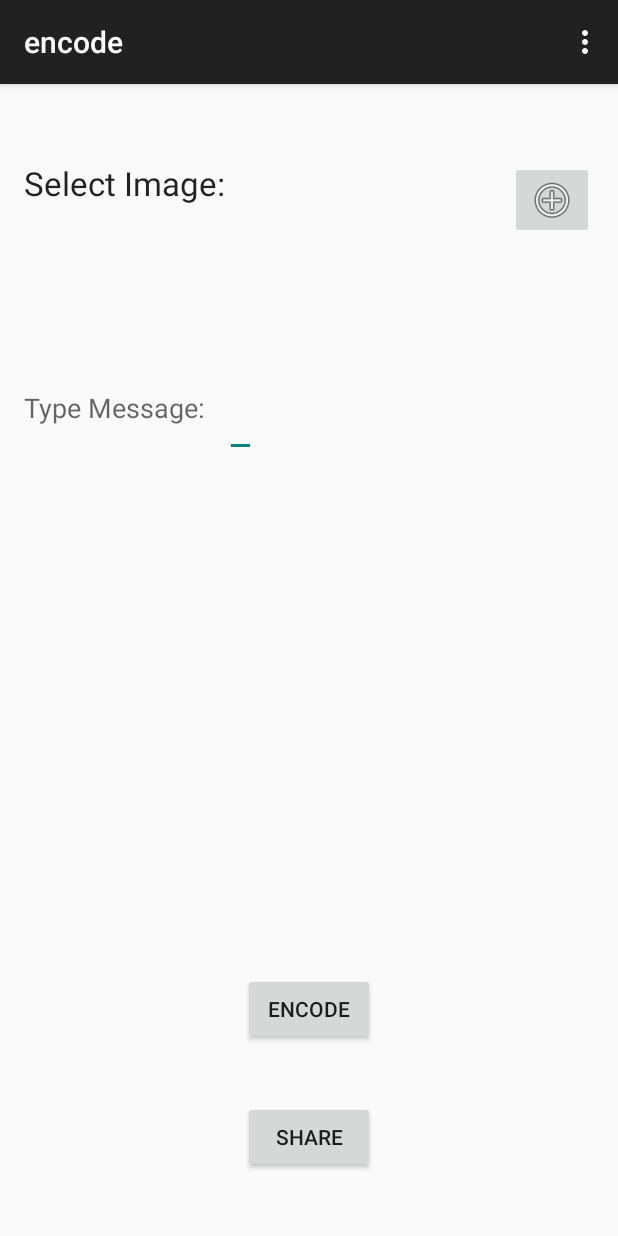
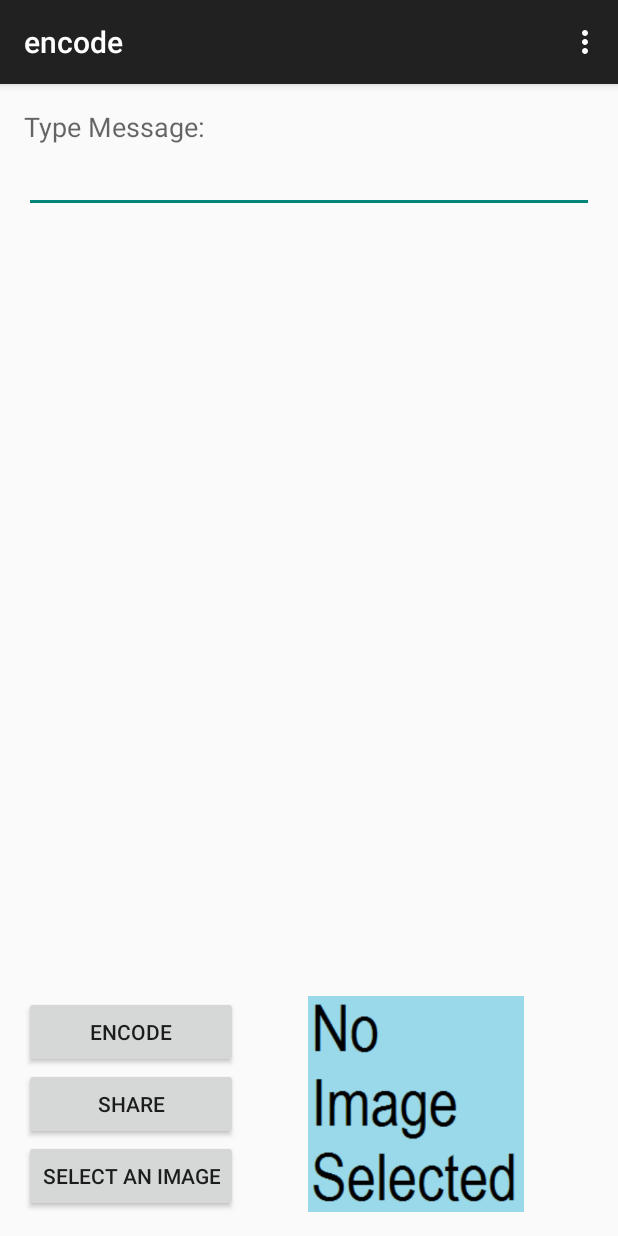
Before and after one commit to AugustanaCSC490Spring2015/CipherSquadSteganographyTool, an Android app: the EncodeActivity screen opened directly, with no data from a screen before it, on a phone screen of 412 x 824 dp. Run offline under Robolectric (Android 15) with nearby library versions, the phone set to English and light mode, and no system bars; 1 statement that could not run was skipped.

Commit message:
Added image previews on both encode and decode. Updated UI to look better and be more usable.

```diff
--- a/app/build.gradle
+++ b/app/build.gradle
@@ -6,7 +6,7 @@ android {
 
     defaultConfig {
         applicationId "edu.augustana.csc490.steganographytool"
-        minSdkVersion 14
+        minSdkVersion 16
         targetSdkVersion 22
         versionCode 1
         versionName "1.0"
--- a/app/src/main/java/edu/augustana/csc490/steganographytool/EncodeActivity.java
+++ b/app/src/main/java/edu/augustana/csc490/steganographytool/EncodeActivity.java
@@ -7,6 +7,8 @@ import android.app.ProgressDialog;
 import android.content.ContentResolver;
 import android.content.DialogInterface;
 import android.content.Intent;
+import android.graphics.Bitmap;
+import android.graphics.BitmapFactory;
 import android.graphics.drawable.Drawable;
 import android.media.MediaScannerConnection;
 import android.net.Uri;
@@ -24,6 +26,8 @@ import android.content.pm.ApplicationInfo;
 import android.content.pm.PackageManager;
 import android.content.pm.ResolveInfo;
 import android.content.res.Configuration;
+import android.widget.ImageView;
+
 import info.guardianproject.f5android.plugins.f5.Embed;
 import info.guardianproject.f5android.stego.*;
 import info.guardianproject.f5android.plugins.PluginNotificationListener;
@@ -54,14 +58,15 @@ public class EncodeActivity extends ActionBarActivity implements Embed.EmbedList
     private String imageDeleted;
     public MediaScannerConnection conn;
     public File finalFile;
-    public ImageButton imageSelectorButton;
+    public Button imageSelectorButton;
+    public ImageView selectedImageView;
 
     @Override
     protected void onCreate(Bundle savedInstanceState) {
         super.onCreate(savedInstanceState);
         setContentView(R.layout.activity_encode);
 
-        imageSelectorButton = (ImageButton) findViewById(R.id.selectImageButton);
+        imageSelectorButton = (Button) findViewById(R.id.selectImageButton);
         imageSelectorButton.setOnClickListener(imageSelectorListener);
 
         Button encodeButton = (Button) findViewById(R.id.encodeButton);
@@ -69,6 +74,8 @@ public class EncodeActivity extends ActionBarActivity implements Embed.EmbedList
 
         Button shareButton = (Button) findViewById(R.id.shareButton);
         shareButton.setOnClickListener(shareButtonListener);
+
+        selectedImageView = (ImageView) findViewById(R.id.selectedEncodeImagePreview);
 
         alertDialog = new AlertDialog.Builder(this).create();
 
@@ -159,7 +166,10 @@ public class EncodeActivity extends ActionBarActivity implements Embed.EmbedList
 
                 path_to_cover_image = IO.pullPathFromUri(a, cover_image_uri, cr);
                 Log.i("file path", path_to_cover_image);
+                Bitmap selectedImagePreview = BitmapFactory.decodeFile(path_to_cover_image);
+                selectedImageView.setImageBitmap(selectedImagePreview);
             }
+
         }
     }
 
--- a/app/src/main/res/layout/activity_encode.xml
+++ b/app/src/main/res/layout/activity_encode.xml
@@ -9,59 +9,94 @@
     <TextView
         android:layout_width="wrap_content"
         android:layout_height="wrap_content"
-        android:textAppearance="?android:attr/textAppearanceLarge"
-        android:text="@string/selectImageText"
-        android:id="@+id/selectTextView"
-        android:layout_marginTop="35dp"
-        android:layout_alignParentTop="true"
-        android:layout_alignParentLeft="true"
-        android:layout_alignParentStart="true" />
-
-    <ImageButton
-        android:layout_width="wrap_content"
-        android:layout_height="wrap_content"
-        android:id="@+id/selectImageButton"
-        android:layout_alignTop="@+id/selectTextView"
-        android:layout_alignParentRight="true"
-        android:layout_alignParentEnd="true"
-        android:src="@android:drawable/ic_menu_add" />
-
-    <TextView
-        android:layout_width="wrap_content"
-        android:layout_height="wrap_content"
         android:textAppearance="?android:attr/textAppearanceMedium"
         android:text="@string/typeMessageText"
         android:id="@+id/messageTextView"
-        android:layout_below="@+id/selectImageButton"
+        android:layout_alignParentTop="true"
         android:layout_alignParentLeft="true"
         android:layout_alignParentStart="true"
-        android:layout_marginTop="100dp" />
+        android:layout_row="0"
+        android:layout_column="0" />
 
     <EditText
         android:layout_width="wrap_content"
         android:layout_height="wrap_content"
         android:id="@+id/messageEditText"
-        android:layout_alignTop="@+id/messageTextView"
-        android:layout_toRightOf="@+id/selectTextView"
-        android:layout_toEndOf="@+id/selectTextView"
-        android:scrollbars="vertical"/>
+        android:scrollbars="vertical"
+        android:layout_below="@+id/messageTextView"
+        android:layout_alignParentLeft="true"
+        android:layout_alignParentStart="true"
+        android:layout_row="0"
+        android:layout_column="1"
+        android:layout_alignParentRight="true"
+        android:layout_alignParentEnd="true" />
 
-    <Button
+    <GridLayout
         android:layout_width="wrap_content"
         android:layout_height="wrap_content"
-        android:text="@string/encodeText"
-        android:id="@+id/encodeButton"
-        android:layout_marginBottom="37dp"
-        android:layout_above="@+id/shareButton"
-        android:layout_centerHorizontal="true"/> />
+        android:id="@+id/gridLayout"
+        android:layout_alignParentBottom="true">
 
-    <Button
-        android:layout_width="wrap_content"
-        android:layout_height="wrap_content"
-        android:text="@string/shareText"
-        android:id="@+id/shareButton"
-        android:layout_alignParentBottom="true"
-        android:layout_alignLeft="@+id/encodeButton"
-        android:layout_alignStart="@+id/encodeButton"
-        android:layout_marginBottom="26dp" />
+        <Button
+            android:layout_width="fill_parent"
+            android:layout_height="fill_parent"
+            android:text="@string/shareText"
+            android:id="@+id/shareButton"
+            android:layout_alignParentBottom="true"
+            android:layout_toRightOf="@+id/encodeButton"
+            android:layout_toEndOf="@+id/encodeButton"
+            android:layout_row="2"
+            android:layout_column="0" />
+
+        <Button
+            android:layout_width="fill_parent"
+            android:layout_height="fill_parent"
+            android:text="Select an Image"
+            android:id="@+id/selectImageButton"
+            android:layout_above="@+id/encodeButton"
+            android:layout_alignParentLeft="true"
+            android:layout_alignParentStart="true"
+            android:layout_row="3"
+            android:layout_column="0" />
+
+        <Button
+            android:layout_width="fill_parent"
+            android:layout_height="fill_parent"
+            android:text="@string/encodeText"
+            android:id="@+id/encodeButton"
+            android:layout_row="1"
+            android:layout_column="0"
+            android:layout_above="@+id/gridLayout"
+            android:layout_alignParentLeft="true"
+            android:layout_alignParentStart="true" />
+
+    </GridLayout>
+
+    <FrameLayout
+        android:layout_width="fill_parent"
+        android:layout_height="fill_parent"
+        android:layout_alignTop="@+id/gridLayout"
+        android:layout_toEndOf="@+id/gridLayout"
+        android:layout_toRightOf="@+id/gridLayout">
+
+        <ImageView
+            android:layout_width="fill_parent"
+            android:layout_height="fill_parent"
+            android:id="@+id/selectedEncodeImagePreview"
+            android:layout_gravity="center"
+            android:scaleType="fitCenter"
+            android:focusable="false"
+            android:src="@drawable/no_image_selected" />
+    </FrameLayout><![CDATA[
+
+
+
+    />
+
+
+
+
+
+
+]]>
 </RelativeLayout>
--- a/app/src/main/res/values/strings.xml
+++ b/app/src/main/res/values/strings.xml
@@ -5,9 +5,9 @@
     <string name = "decodeText">Decode</string>
     <string name="title_activity_encode">encode</string>
     <string name="title_activity_decode">decode</string>
-    <string name="selectImageText">Select Image:</string>
+    <string name="selectImageText">Select Image</string>
     <string name="typeMessageText">Type Message:</string>
-    <string name="hiddenMessageText">Hidden Message:</string>
+    <string name="hiddenMessageText">Hidden Message</string>
     <string name="shareText">Share</string>
     <string name ="selectImage"></string>
 </resources>
```
Also changed, not shown: app/src/main/java/edu/augustana/csc490/steganographytool/DecodeActivity.java (+9 -1 lines), app/src/main/res/layout/activity_decode.xml (+66 -36 lines), app/src/main/res/drawable/no_image_selected.png (added), 1 other file.
